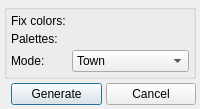
The window that source/trngeneratedialog.ui (pionere/d1-graphics-tool) describes before a commit, drawn with Qt 5.
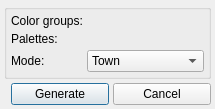
The same window after the commit.

```diff
--- a/source/trngeneratedialog.ui
+++ b/source/trngeneratedialog.ui
@@ -12,7 +12,7 @@
       <item row="0" column="0">
        <widget class="QLabel">
         <property name="text">
-         <string>Fix colors:</string>
+         <string>Color groups:</string>
         </property>
        </widget>
       </item>
```
Left out of the diff: 2 changed lines with no effect on the pictures.
